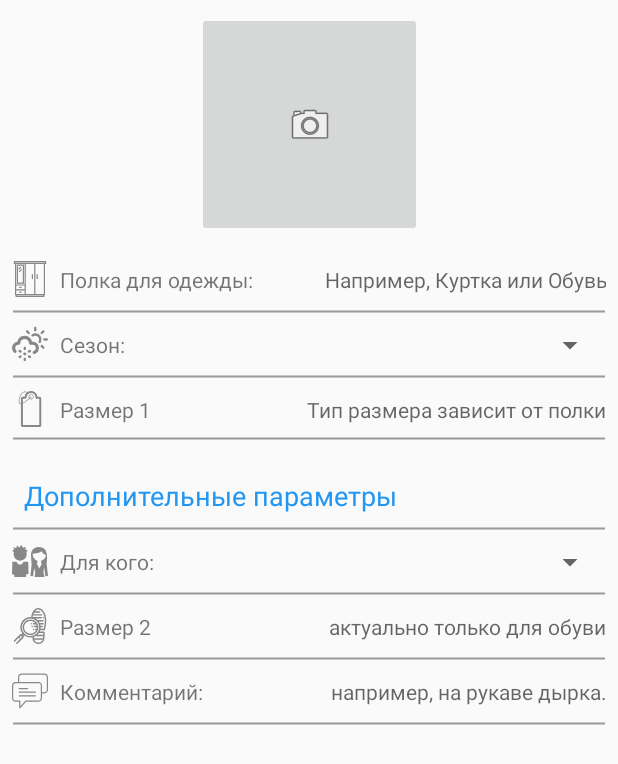
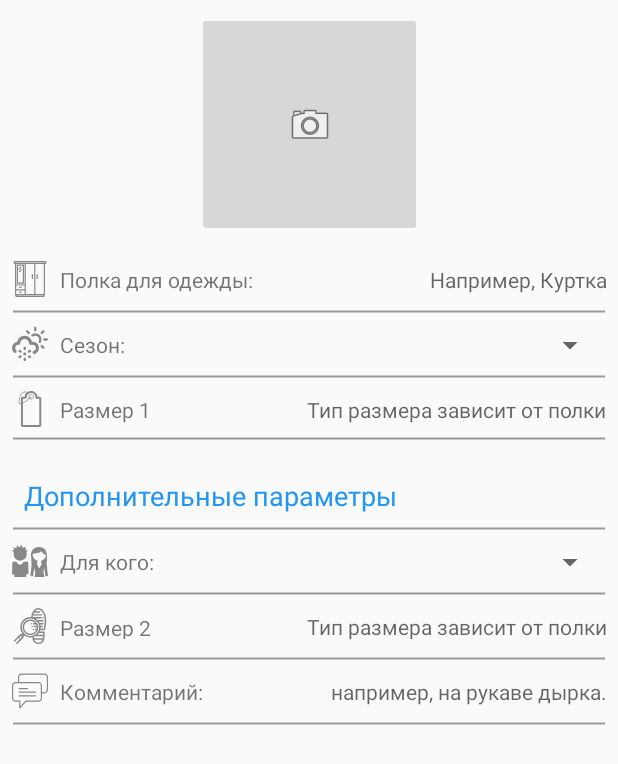
Before and after one commit to Konstantin1982/KidsWardrobe, an Android app: the layout activity_add_new_item.xml on its own in the app's theme, with its tools: preview values and no code run, on a phone screen of 412 x 824 dp. Shown: the top 764 px of the screen. Run offline under Robolectric (Android 15) with nearby library versions, the phone set to English and light mode, and no system bars.

Commit message:
sizes <-> types

```diff
--- a/app/src/main/res/layout/activity_add_new_item.xml
+++ b/app/src/main/res/layout/activity_add_new_item.xml
@@ -45,12 +45,16 @@
         android:layout_marginStart="8dp"
         android:layout_marginTop="8dp"
         android:completionThreshold="0"
-        android:hint="Например, Куртка или Обувь"
+        android:hint="Например, Куртка"
         android:textAlignment="viewEnd"
         app:layout_constraintBottom_toBottomOf="@+id/textView8"
         app:layout_constraintEnd_toEndOf="parent"
         app:layout_constraintStart_toEndOf="@+id/textView8"
-        app:layout_constraintTop_toTopOf="@+id/textView8" />
+        app:layout_constraintTop_toTopOf="@+id/textView8"
+        android:singleLine="true"
+        android:imeOptions="actionNext"
+        android:selectAllOnFocus="true"
+        />
 
     <AutoCompleteTextView
         android:id="@+id/sizeClothesTextView"
@@ -61,11 +65,12 @@
         android:layout_marginTop="8dp"
         android:hint="Тип размера зависит от полки"
         android:textAlignment="viewEnd"
-        app:layout_constraintBottom_toBottomOf="@+id/textView12"
+        app:layout_constraintBottom_toBottomOf="@+id/sizeMainLabel"
         app:layout_constraintEnd_toEndOf="parent"
-        app:layout_constraintStart_toEndOf="@+id/textView12"
-        app:layout_constraintTop_toTopOf="@+id/textView12" />
-
+        app:layout_constraintStart_toEndOf="@+id/sizeMainLabel"
+        app:layout_constraintTop_toTopOf="@+id/sizeMainLabel"
+        android:selectAllOnFocus="true"
+        />
     <ImageView
         android:id="@+id/imageView18"
         android:layout_width="wrap_content"
@@ -133,7 +138,7 @@
         app:layout_constraintTop_toBottomOf="@+id/imageView21" />
 
     <TextView
-        android:id="@+id/textView12"
+        android:id="@+id/sizeMainLabel"
         android:layout_width="wrap_content"
         android:layout_height="wrap_content"
         android:layout_marginBottom="8dp"
@@ -250,9 +255,9 @@
         app:layout_constraintTop_toBottomOf="@+id/imageView26" />
 
     <TextView
-        android:id="@+id/textView17"
+        android:id="@+id/sizeTypeAdditionalLabel"
         android:layout_width="wrap_content"
-        android:layout_height="wrap_content"
+        android:layout_height="17dp"
         android:layout_marginBottom="8dp"
         android:layout_marginStart="8dp"
         android:layout_marginTop="8dp"
@@ -262,20 +267,21 @@
         app:layout_constraintTop_toTopOf="@+id/imageView27" />
 
     <EditText
-        android:id="@+id/editText"
+        android:id="@+id/sizeTypeAdditionalTextView"
         style="@style/TypicalTextView"
         android:layout_height="wrap_content"
         android:layout_marginBottom="8dp"
         android:layout_marginEnd="8dp"
         android:layout_marginStart="8dp"
         android:layout_marginTop="8dp"
-        android:hint="актуально только для обуви"
+        android:hint="Тип размера зависит от полки"
         android:inputType="numberDecimal"
         android:textAlignment="viewEnd"
-        app:layout_constraintBottom_toBottomOf="@+id/textView17"
+        app:layout_constraintBottom_toBottomOf="@+id/sizeTypeAdditionalLabel"
         app:layout_constraintEnd_toEndOf="parent"
-        app:layout_constraintStart_toEndOf="@+id/textView17"
-        app:layout_constraintTop_toTopOf="@+id/textView17" />
+        app:layout_constraintStart_toEndOf="@+id/sizeTypeAdditionalLabel"
+        app:layout_constraintTop_toTopOf="@+id/sizeTypeAdditionalLabel"
+        />
 
     <ImageView
         android:id="@+id/imageView28"
@@ -342,7 +348,7 @@
         app:layout_constraintTop_toBottomOf="@+id/imageView29" />
 
     <Spinner
-        android:id="@+id/spinner2"
+        android:id="@+id/spinner_season"
         android:layout_width="0dp"
         android:layout_height="wrap_content"
         android:layout_marginBottom="8dp"
@@ -352,6 +358,7 @@
         ads:layout_constraintBottom_toBottomOf="@+id/textView14"
         ads:layout_constraintEnd_toEndOf="parent"
         ads:layout_constraintStart_toEndOf="@+id/textView14"
+        android:focusable="true"
         ads:layout_constraintTop_toTopOf="@+id/textView14" />
 
 </android.support.constraint.ConstraintLayout>
--- a/app/src/main/res/values/arrays.xml
+++ b/app/src/main/res/values/arrays.xml
@@ -40,7 +40,7 @@
         <item>1|Рост (размер РОС.)</item>
         <item>2|Возраст</item>
         <item>4|Размер обуви (размер ноги)</item>
-        <item>5|Обзват головы (возраст)</item>
+        <item>5|Обхват головы (возраст)</item>
         <item>6|Размер стельки (см.) </item>
     </string-array>
 
```
Also changed, not shown: app/src/main/java/ru/apps4yourlife/kids/kidswardrobe/Activities/AddNewItemActivity.java (+106 -20 lines), app/src/main/java/ru/apps4yourlife/kids/kidswardrobe/Data/WardrobeDBDataManager.java (+62 -0 lines), app/src/main/java/ru/apps4yourlife/kids/kidswardrobe/Data/WardrobeDBHelper.java (+10 -7 lines).
